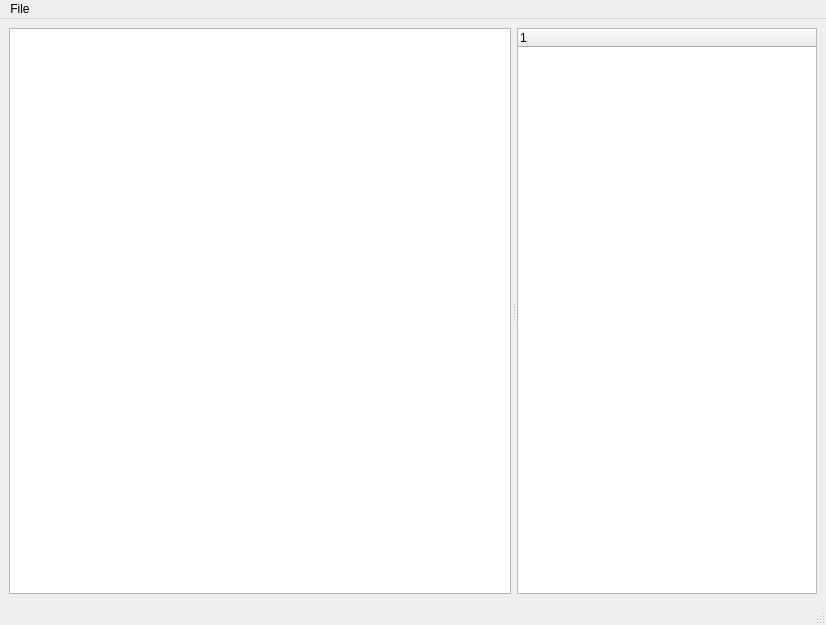
First picture: the form in src/mainwindow.ui, repository wildeman89/PlatformLevelEditor, before the edit.
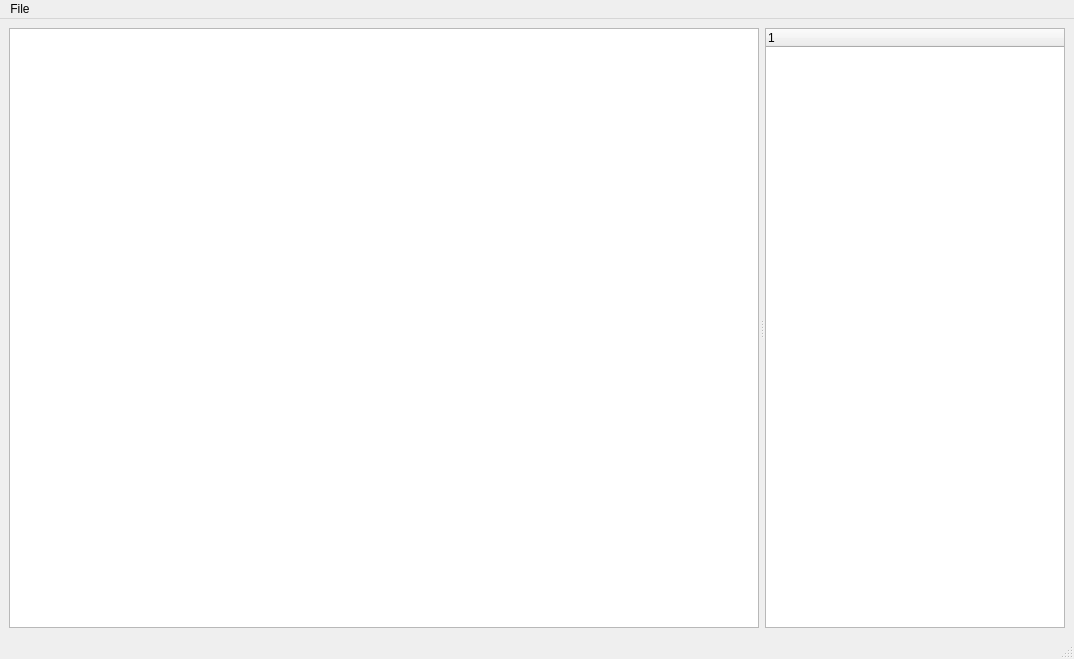
Second picture: the form after the edit.

Commit message: disable/enable ui

Patch:
```diff
--- a/src/mainwindow.ui
+++ b/src/mainwindow.ui
@@ -6,8 +6,8 @@
    <rect>
     <x>0</x>
     <y>0</y>
-    <width>826</width>
-    <height>625</height>
+    <width>1074</width>
+    <height>659</height>
    </rect>
   </property>
   <property name="windowTitle">
@@ -64,7 +64,7 @@
     <rect>
      <x>0</x>
      <y>0</y>
-     <width>826</width>
+     <width>1074</width>
      <height>21</height>
     </rect>
    </property>
```
The commit also changes 2 other files.
